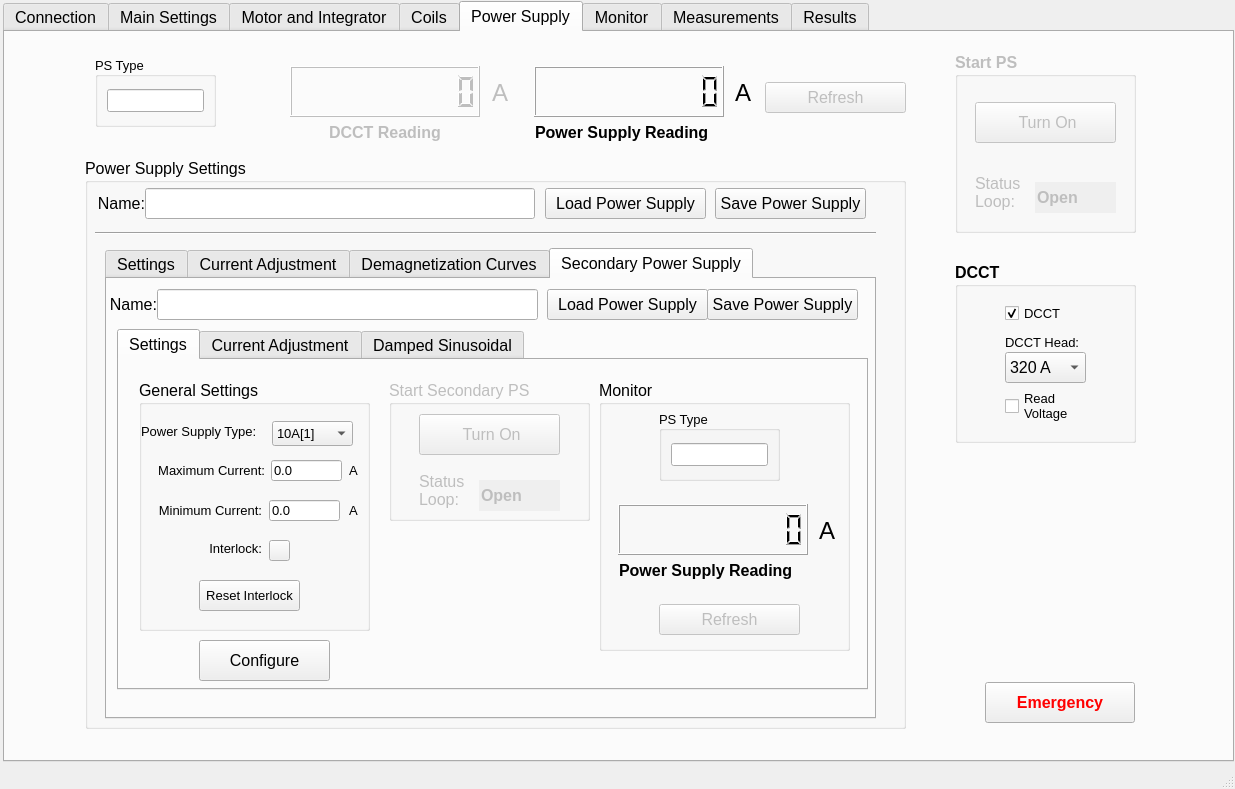
First picture: the form in Rotating Coil v3/Rotating_Coil_Interface_v3.ui, repository lnls-ima/rotating-coil-software, before the edit.
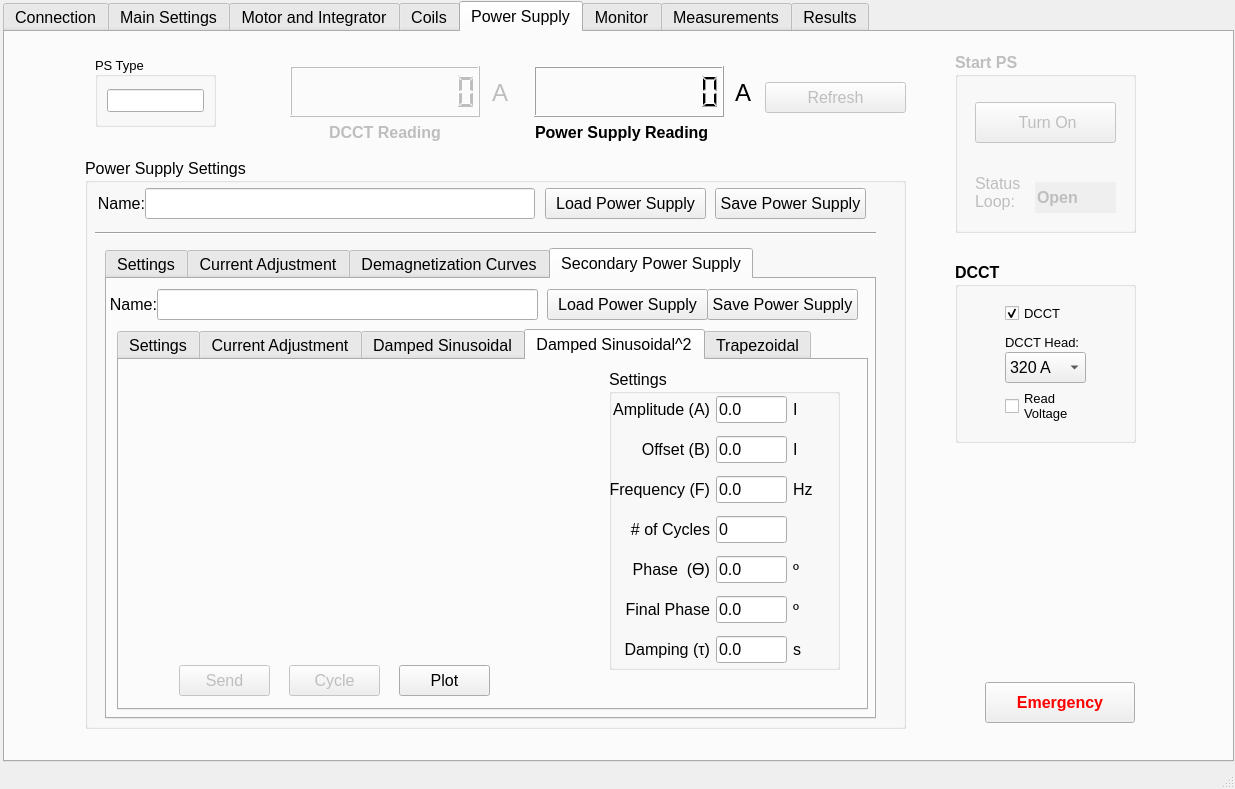
Second picture: the form after the edit. The open tabs and pages were chosen to show the change. Icons and pictures are not drawn. Custom widgets are drawn as their Qt base class.

What changed in the file:
```diff
--- a/Rotating Coil v3/Rotating_Coil_Interface_v3.ui
+++ b/Rotating Coil v3/Rotating_Coil_Interface_v3.ui
@@ -3854,7 +3854,7 @@
            <x>10</x>
            <y>50</y>
            <width>751</width>
-           <height>361</height>
+           <height>381</height>
           </rect>
          </property>
          <property name="currentIndex">
@@ -5101,6 +5101,655 @@
            </property>
           </widget>
          </widget>
+         <widget class="QWidget" name="tab_16">
+          <attribute name="title">
+           <string>Damped Sinusoidal^2</string>
+          </attribute>
+          <widget class="QGroupBox" name="groupBox_37">
+           <property name="geometry">
+            <rect>
+             <x>490</x>
+             <y>9</y>
+             <width>231</width>
+             <height>301</height>
+            </rect>
+           </property>
+           <property name="title">
+            <string>Settings</string>
+           </property>
+           <widget class="QWidget" name="layoutWidget_8">
+            <property name="geometry">
+             <rect>
+              <x>0</x>
+              <y>20</y>
+              <width>231</width>
+              <height>281</height>
+             </rect>
+            </property>
+            <layout class="QGridLayout" name="gridLayout_19">
+             <item row="0" column="0">
+              <widget class="QLabel" name="label_99">
+               <property name="text">
+                <string>Amplitude (A)</string>
+               </property>
+               <property name="alignment">
+                <set>Qt::AlignRight|Qt::AlignTrailing|Qt::AlignVCenter</set>
+               </property>
+              </widget>
+             </item>
+             <item row="0" column="1">
+              <widget class="QLineEdit" name="le_damp_sin2_Ampl_2">
+               <property name="minimumSize">
+                <size>
+                 <width>71</width>
+                 <height>0</height>
+                </size>
+               </property>
+               <property name="maximumSize">
+                <size>
+                 <width>71</width>
+                 <height>16777215</height>
+                </size>
+               </property>
+               <property name="text">
+                <string>0.0</string>
+               </property>
+              </widget>
+             </item>
+             <item row="0" column="2">
+              <widget class="QLabel" name="label_102">
+               <property name="text">
+                <string>I</string>
+               </property>
+              </widget>
+             </item>
+             <item row="1" column="0">
+              <widget class="QLabel" name="label_136">
+               <property name="text">
+                <string>Offset (B)</string>
+               </property>
+               <property name="alignment">
+                <set>Qt::AlignRight|Qt::AlignTrailing|Qt::AlignVCenter</set>
+               </property>
+              </widget>
+             </item>
+             <item row="1" column="1">
+              <widget class="QLineEdit" name="le_damp_sin2_Offset_2">
+               <property name="minimumSize">
+                <size>
+                 <width>71</width>
+                 <height>0</height>
+                </size>
+               </property>
+               <property name="maximumSize">
+                <size>
+                 <width>71</width>
+                 <height>16777215</height>
+                </size>
+               </property>
+               <property name="text">
+                <string>0.0</string>
+               </property>
+              </widget>
+             </item>
+             <item row="1" column="2">
+              <widget class="QLabel" name="label_138">
+               <property name="text">
+                <string>I</string>
+               </property>
+              </widget>
+             </item>
+             <item row="2" column="0">
+              <widget class="QLabel" name="label_159">
+               <property name="text">
+                <string>Frequency (F)</string>
+               </property>
+               <property name="alignment">
+                <set>Qt::AlignRight|Qt::AlignTrailing|Qt::AlignVCenter</set>
+               </property>
+              </widget>
+             </item>
+             <item row="2" column="1">
+              <widget class="QLineEdit" name="le_damp_sin2_Freq_2">
+               <property name="minimumSize">
+                <size>
+                 <width>71</width>
+                 <height>0</height>
+                </size>
+               </property>
+               <property name="maximumSize">
+                <size>
+                 <width>71</width>
+                 <height>16777215</height>
+                </size>
+               </property>
+               <property name="text">
+                <string>0.0</string>
+               </property>
+              </widget>
+             </item>
+             <item row="2" column="2">
+              <widget class="QLabel" name="label_160">
+               <property name="text">
+                <string>Hz</string>
+               </property>
+              </widget>
+             </item>
+             <item row="3" column="0">
+              <widget class="QLabel" name="label_162">
+               <property name="text">
+                <string># of Cycles</string>
+               </property>
+               <property name="alignment">
+                <set>Qt::AlignRight|Qt::AlignTrailing|Qt::AlignVCenter</set>
+               </property>
+              </widget>
+             </item>
+             <item row="3" column="1">
+              <widget class="QLineEdit" name="le_damp_sin2_nCycles_2">
+               <property name="minimumSize">
+                <size>
+                 <width>71</width>
+                 <height>0</height>
+                </size>
+               </property>
+               <property name="maximumSize">
+                <size>
+                 <width>71</width>
+                 <height>16777215</height>
+                </size>
+               </property>
+               <property name="text">
+                <string>0</string>
+               </property>
+              </widget>
+             </item>
+             <item row="3" column="2">
+              <widget class="QLabel" name="label_166">
+               <property name="text">
+                <string/>
+               </property>
+              </widget>
+             </item>
+             <item row="4" column="0">
+              <widget class="QLabel" name="label_103">
+               <property name="text">
+                <string>Phase  (ϴ)</string>
+               </property>
+               <property name="alignment">
+                <set>Qt::AlignRight|Qt::AlignTrailing|Qt::AlignVCenter</set>
+               </property>
+              </widget>
+             </item>
+             <item row="4" column="1">
+              <widget class="QLineEdit" name="le_damp_sin2_phaseShift_2">
+               <property name="minimumSize">
+                <size>
+                 <width>71</width>
+                 <height>0</height>
+                </size>
+               </property>
+               <property name="maximumSize">
+                <size>
+                 <width>71</width>
+                 <height>16777215</height>
+                </size>
+               </property>
+               <property name="text">
+                <string>0.0</string>
+               </property>
+              </widget>
+             </item>
+             <item row="4" column="2">
+              <widget class="QLabel" name="label_167">
+               <property name="text">
+                <string>º</string>
+               </property>
+              </widget>
+             </item>
+             <item row="5" column="0">
+              <widget class="QLabel" name="label_171">
+               <property name="text">
+                <string>Final Phase</string>
+               </property>
+               <property name="alignment">
+                <set>Qt::AlignRight|Qt::AlignTrailing|Qt::AlignVCenter</set>
+               </property>
+              </widget>
+             </item>
+             <item row="5" column="1">
+              <widget class="QLineEdit" name="le_damp_sin2_finalPhase_2">
+               <property name="minimumSize">
+                <size>
+                 <width>71</width>
+                 <height>0</height>
+                </size>
+               </property>
+               <property name="maximumSize">
+                <size>
+                 <width>71</width>
+                 <height>16777215</height>
+                </size>
+               </property>
+               <property name="text">
+                <string>0.0</string>
+               </property>
+              </widget>
+             </item>
+             <item row="5" column="2">
+              <widget class="QLabel" name="label_173">
+               <property name="text">
+                <string>º</string>
+               </property>
+              </widget>
+             </item>
+             <item row="6" column="0">
+              <widget class="QLabel" name="label_108">
+               <property name="text">
+                <string>Damping (τ)</string>
+               </property>
+               <property name="alignment">
+                <set>Qt::AlignRight|Qt::AlignTrailing|Qt::AlignVCenter</set>
+               </property>
+              </widget>
+             </item>
+             <item row="6" column="1">
+              <widget class="QLineEdit" name="le_damp_sin2_Damping_2">
+               <property name="minimumSize">
+                <size>
+                 <width>71</width>
+                 <height>0</height>
+                </size>
+               </property>
+               <property name="maximumSize">
+                <size>
+                 <width>71</width>
+                 <height>16777215</height>
+                </size>
+               </property>
+               <property name="text">
+                <string>0.0</string>
+               </property>
+              </widget>
+             </item>
+             <item row="6" column="2">
+              <widget class="QLabel" name="label_174">
+               <property name="text">
+                <string>s</string>
+               </property>
+              </widget>
+             </item>
+            </layout>
+           </widget>
+          </widget>
+          <widget class="QLabel" name="label_65">
+           <property name="geometry">
+            <rect>
+             <x>8</x>
+             <y>10</y>
+             <width>461</width>
+             <height>281</height>
+            </rect>
+           </property>
+           <property name="text">
+            <string/>
+           </property>
+           <property name="pixmap">
+            <pixmap resource="resource_file.qrc">:/Images/imagens/dsinusoidal2.png</pixmap>
+           </property>
+           <property name="scaledContents">
+            <bool>true</bool>
+           </property>
+          </widget>
+          <widget class="QPushButton" name="pb_send_curve_3">
+           <property name="enabled">
+            <bool>false</bool>
+           </property>
+           <property name="geometry">
+            <rect>
+             <x>60</x>
+             <y>305</y>
+             <width>91</width>
+             <height>31</height>
+            </rect>
+           </property>
+           <property name="text">
+            <string>Send</string>
+           </property>
+           <property name="icon">
+            <iconset resource="resource_file.qrc">
+             <normaloff>:/Images/imagens/Send.png</normaloff>:/Images/imagens/Send.png</iconset>
+           </property>
+           <property name="iconSize">
+            <size>
+             <width>16</width>
+             <height>16</height>
+            </size>
+           </property>
+          </widget>
+          <widget class="QPushButton" name="pb_plot_3">
+           <property name="enabled">
+            <bool>true</bool>
+           </property>
+           <property name="geometry">
+            <rect>
+             <x>280</x>
+             <y>305</y>
+             <width>91</width>
+             <height>31</height>
+            </rect>
+           </property>
+           <property name="text">
+            <string>Plot</string>
+           </property>
+           <property name="icon">
+            <iconset resource="resource_file.qrc">
+             <normaloff>:/Images/imagens/chart_xy_graph_statistics-512.png</normaloff>:/Images/imagens/chart_xy_graph_statistics-512.png</iconset>
+           </property>
+           <property name="iconSize">
+            <size>
+             <width>20</width>
+             <height>20</height>
+            </size>
+           </property>
+          </widget>
+          <widget class="QPushButton" name="pb_cycle_3">
+           <property name="enabled">
+            <bool>false</bool>
+           </property>
+           <property name="geometry">
+            <rect>
+             <x>170</x>
+             <y>305</y>
+             <width>91</width>
+             <height>31</height>
+            </rect>
+           </property>
+           <property name="text">
+            <string>Cycle</string>
+           </property>
+           <property name="icon">
+            <iconset resource="resource_file.qrc">
+             <normaloff>:/Images/imagens/onda.jpg</normaloff>:/Images/imagens/onda.jpg</iconset>
+           </property>
+           <property name="iconSize">
+            <size>
+             <width>20</width>
+             <height>20</height>
+            </size>
+           </property>
+          </widget>
+         </widget>
+         <widget class="QWidget" name="tab_18">
+          <attribute name="title">
+           <string>Trapezoidal</string>
+          </attribute>
+          <widget class="QLabel" name="label_88">
+           <property name="geometry">
+            <rect>
+             <x>6</x>
+             <y>10</y>
+             <width>411</width>
+             <height>281</height>
+            </rect>
+           </property>
+           <property name="text">
+            <string/>
+           </property>
+           <property name="pixmap">
+            <pixmap resource="resource_file.qrc">:/Images/imagens/trapezoidal.png</pixmap>
+           </property>
+           <property name="scaledContents">
+            <bool>true</bool>
+           </property>
+          </widget>
+          <widget class="QGroupBox" name="groupBox_45">
+           <property name="geometry">
+            <rect>
+             <x>426</x>
+             <y>0</y>
+             <width>301</width>
+             <height>321</height>
+            </rect>
+           </property>
+           <property name="title">
+            <string>Settings</string>
+           </property>
+           <widget class="QTableWidget" name="tw_trapezoidal_2">
+            <property name="geometry">
+             <rect>
+              <x>24</x>
+              <y>63</y>
+              <width>251</width>
+              <height>211</height>
+             </rect>
+            </property>
+            <attribute name="horizontalHeaderDefaultSectionSize">
+             <number>120</number>
+            </attribute>
+            <column>
+             <property name="text">
+              <string>Amplitude [A]</string>
+             </property>
+            </column>
+            <column>
+             <property name="text">
+              <string>t [s]</string>
+             </property>
+            </column>
+           </widget>
+           <widget class="QWidget" name="layoutWidget_4">
+            <property name="geometry">
+             <rect>
+              <x>4</x>
+              <y>280</y>
+              <width>292</width>
+              <height>33</height>
+             </rect>
+            </property>
+            <layout class="QHBoxLayout" name="horizontalLayout_5">
+             <item>
+              <widget class="QPushButton" name="pb_add_row_4">
+               <property name="minimumSize">
+                <size>
+                 <width>0</width>
+                 <height>31</height>
+                </size>
+               </property>
+               <property name="font">
+                <font>
+                 <pointsize>10</pointsize>
+                </font>
+               </property>
+               <property name="text">
+                <string>Add Row</string>
+               </property>
+               <property name="icon">
+                <iconset resource="resource_file.qrc">
+                 <normaloff>:/Images/imagens/1351619277_plus_64.png</normaloff>:/Images/imagens/1351619277_plus_64.png</iconset>
+               </property>
+               <property name="iconSize">
+                <size>
+                 <width>14</width>
+                 <height>14</height>
+                </size>
+               </property>
+              </widget>
+             </item>
+             <item>
+              <widget class="QPushButton" name="pb_remove_row_4">
+               <property name="minimumSize">
+                <size>
+                 <width>0</width>
+                 <height>31</height>
+                </size>
+               </property>
+               <property name="font">
+                <font>
+                 <pointsize>10</pointsize>
+                </font>
+               </property>
+               <property name="text">
+                <string>Remove Row</string>
+               </property>
+               <property name="icon">
+                <iconset resource="resource_file.qrc">
+                 <normaloff>:/Images/imagens/minus.png</normaloff>:/Images/imagens/minus.png</iconset>
+               </property>
+              </widget>
+             </item>
+             <item>
+              <widget class="QPushButton" name="pb_clear_table_4">
+               <property name="minimumSize">
+                <size>
+                 <width>0</width>
+                 <height>31</height>
+                </size>
+               </property>
+               <property name="font">
+                <font>
+                 <pointsize>10</pointsize>
+                </font>
+               </property>
+               <property name="text">
+                <string>Clear</string>
+               </property>
+               <property name="icon">
+                <iconset resource="resource_file.qrc">
+                 <normaloff>:/Images/imagens/botao_limpar.png</normaloff>:/Images/imagens/botao_limpar.png</iconset>
+               </property>
+              </widget>
+             </item>
+            </layout>
+           </widget>
+           <widget class="QWidget" name="layoutWidget_5">
+            <property name="geometry">
+             <rect>
+              <x>60</x>
+              <y>30</y>
+              <width>167</width>
+              <height>29</height>
+             </rect>
+            </property>
+            <layout class="QHBoxLayout" name="horizontalLayout_6">
+             <item>
+              <widget class="QLabel" name="label_259">
+               <property name="text">
+                <string>Offset (B)</string>
+               </property>
+               <property name="alignment">
+                <set>Qt::AlignRight|Qt::AlignTrailing|Qt::AlignVCenter</set>
+               </property>
+              </widget>
+             </item>
+             <item>
+              <widget class="QLineEdit" name="le_trapezoidal_offset_2">
+               <property name="minimumSize">
+                <size>
+                 <width>71</width>
+                 <height>0</height>
+                </size>
+               </property>
+               <property name="maximumSize">
+                <size>
+                 <width>71</width>
+                 <height>16777215</height>
+                </size>
+               </property>
+               <property name="text">
+                <string>0.0</string>
+               </property>
+              </widget>
+             </item>
+             <item>
+              <widget class="QLabel" name="label_260">
+               <property name="text">
+                <string>I</string>
+               </property>
+              </widget>
+             </item>
+            </layout>
+           </widget>
+          </widget>
+          <widget class="QPushButton" name="pb_send_curve_4">
+           <property name="enabled">
+            <bool>false</bool>
+           </property>
+           <property name="geometry">
+            <rect>
+             <x>60</x>
+             <y>305</y>
+             <width>91</width>
+             <height>31</height>
+            </rect>
+           </property>
+           <property name="text">
+            <string>Send</string>
+           </property>
+           <property name="icon">
+            <iconset resource="resource_file.qrc">
+             <normaloff>:/Images/imagens/Send.png</normaloff>:/Images/imagens/Send.png</iconset>
+           </property>
+           <property name="iconSize">
+            <size>
+             <width>16</width>
+             <height>16</height>
+            </size>
+           </property>
+          </widget>
+          <widget class="QPushButton" name="pb_plot_4">
+           <property name="enabled">
+            <bool>true</bool>
+           </property>
+           <property name="geometry">
+            <rect>
+             <x>280</x>
+             <y>305</y>
+             <width>91</width>
+             <height>31</height>
+            </rect>
+           </property>
+           <property name="text">
+            <string>Plot</string>
+           </property>
+           <property name="icon">
+            <iconset resource="resource_file.qrc">
+             <normaloff>:/Images/imagens/chart_xy_graph_statistics-512.png</normaloff>:/Images/imagens/chart_xy_graph_statistics-512.png</iconset>
+           </property>
+           <property name="iconSize">
+            <size>
+             <width>20</width>
+             <height>20</height>
+            </size>
+           </property>
+          </widget>
+          <widget class="QPushButton" name="pb_cycle_4">
+           <property name="enabled">
+            <bool>false</bool>
+           </property>
+           <property name="geometry">
+            <rect>
+             <x>170</x>
+             <y>305</y>
+             <width>91</width>
+             <height>31</height>
+            </rect>
+           </property>
+           <property name="text">
+            <string>Cycle</string>
+           </property>
+           <property name="icon">
+            <iconset resource="resource_file.qrc">
+             <normaloff>:/Images/imagens/onda.jpg</normaloff>:/Images/imagens/onda.jpg</iconset>
+           </property>
+           <property name="iconSize">
+            <size>
+             <width>20</width>
+             <height>20</height>
+            </size>
+           </property>
+          </widget>
+         </widget>
         </widget>
        </widget>
       </widget>
```
Left out of the diff: 531 changed lines with no effect on the pictures.
